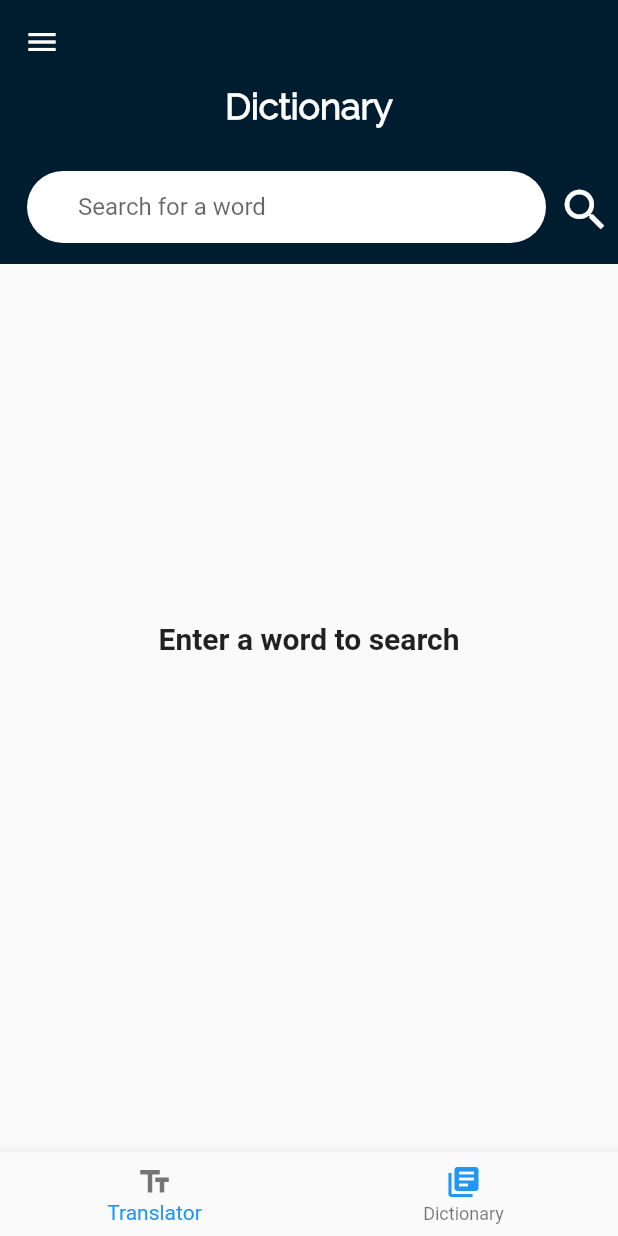
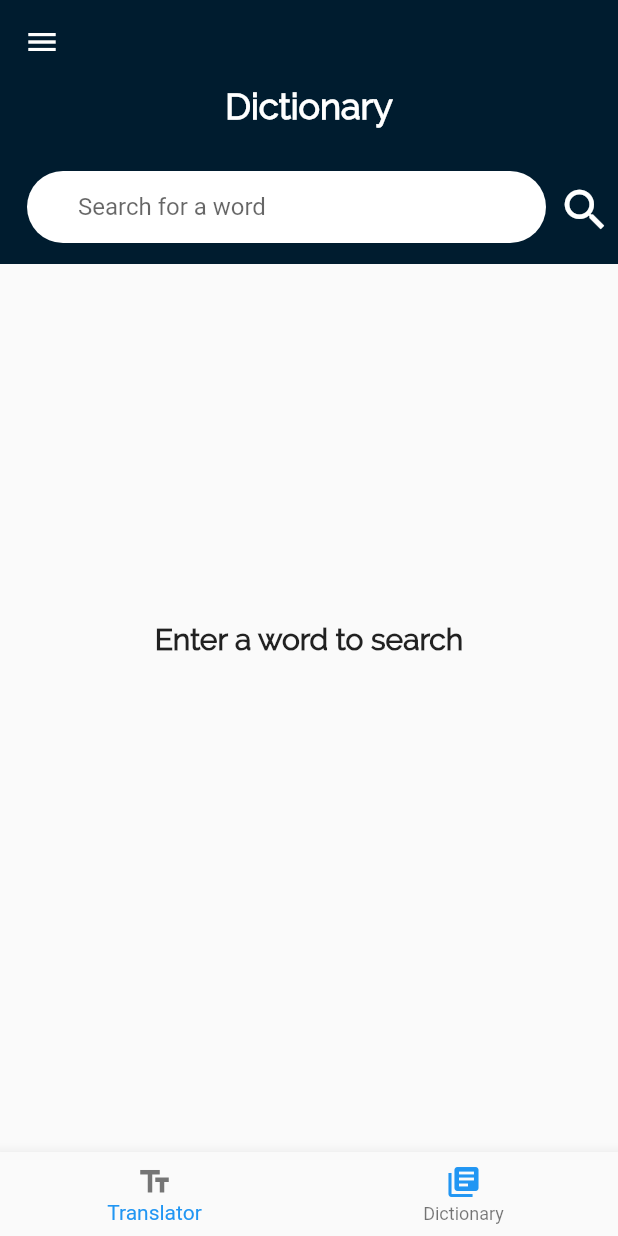
Before and after one commit to rjblee/dictionary_translator_app, a Flutter app: the screen it shows after launch, item 2 of the bottom bar chosen, on a phone screen of 412 x 824 dp. Run offline on Flutter 3.47's test engine with Material 2 defaults, Android fonts, the phone set to English and light mode, and no system bars; drawn by our look-alikes of flutter_neumorphic; our stand-ins replace speech_to_text; missing offline and left inert: translator.

Commit message:
Change fontFamily

```diff
--- a/lib/screens/dictionary.dart
+++ b/lib/screens/dictionary.dart
@@ -129,7 +129,11 @@ class _DictionaryState extends State<Dictionary> {
                     child: Container(
                       child: Text(
                         "Enter a word to search",
-                        style: TextStyle(fontSize: 20, fontWeight: FontWeight.bold),
+                        style: TextStyle(
+                          fontSize: 20,
+                          fontWeight: FontWeight.bold,
+                          fontFamily: 'Raleway',
+                        ),
                       ),
                     ),
                   );
```
